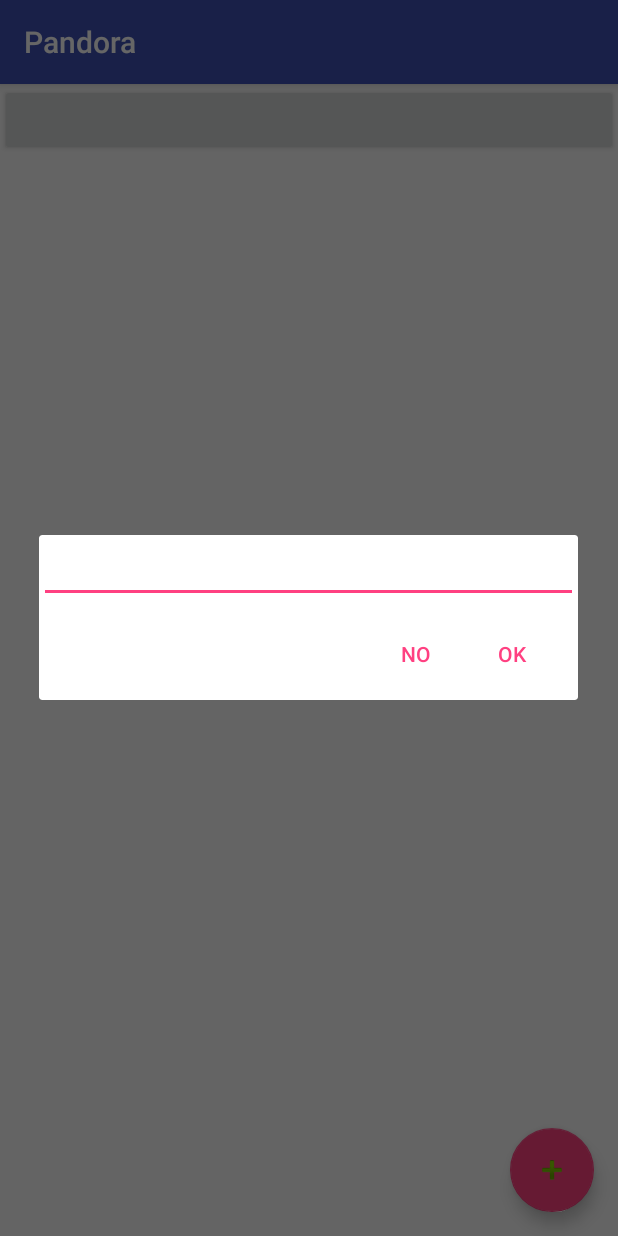
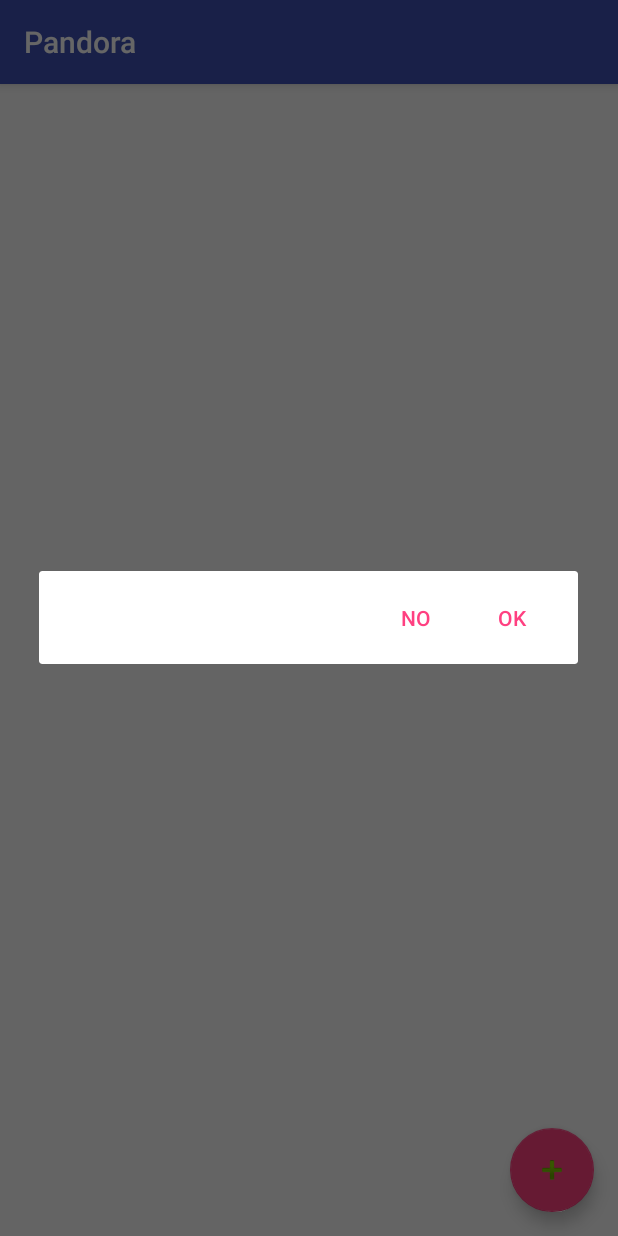
Before and after one commit to smeleyka/Pandora, an Android app: the screen it shows after launch (MainActivity), after a tap on an icon or button, on a phone screen of 412 x 824 dp. Run offline under Robolectric (Android 15) with nearby library versions, the phone set to English and light mode, and no system bars.

Commit message:
dialog add buttons

```diff
--- a/app/src/main/java/ru/smeleyka/pandora/MainActivity.java
+++ b/app/src/main/java/ru/smeleyka/pandora/MainActivity.java
@@ -17,6 +17,7 @@ import android.support.v7.app.AppCompatActivity;
 import android.support.v7.widget.Toolbar;
 import android.text.Editable;
 import android.view.KeyEvent;
+import android.view.SoundEffectConstants;
 import android.view.View;
 import android.widget.Button;
 import android.widget.EditText;
@@ -30,11 +31,10 @@ import java.util.ArrayList;
 public class MainActivity extends AppCompatActivity implements View.OnClickListener {
     private static final int MY_PERMISSIONS_REQUEST_CALL_PHONE = 1;
     private static final String SP_BUTTONS_KEY = "json_buttons";
+    private ArrayList<ButtonPref> buttonsArr = new ArrayList<>();
     private SharedPreferences sharedPref;
     private Button button;
-    private AlertDialog.Builder ad;
     private LinearLayout contentLayout;
-    private ArrayList<ButtonPref> buttonsArr;
     private Gson gson = new Gson();
 
     enum DialogType {NO, OK}
@@ -42,23 +42,39 @@ public class MainActivity extends AppCompatActivity implements View.OnClickListe
     @Override
     protected void onCreate(Bundle savedInstanceState) {
         super.onCreate(savedInstanceState);
-        setContentView(R.layout.activity_main);
         sharedPref = getPreferences(MODE_PRIVATE);
         loadSharedPreferences();
         initView();
+        initFab();
         initDialog();
-        initButtons();
+        //initButtons();
         permissonRequest();
     }
 
     @Override
     protected void onStart() {
+        super.onStart();
+        System.out.println("ON START");
         loadSharedPreferences();
-        super.onStart();
+    }
+
+    @Override
+    protected void onResume() {
+        System.out.println("ON RESUME");
+        initButtons();
+        super.onResume();
+
+    }
+
+    @Override
+    protected void onPause() {
+        System.out.println("ON PAUSE");
+        super.onPause();
     }
 
     @Override
     protected void onStop() {
+        System.out.println("ON STOP");
         createSharedPreferences();
         super.onStop();
     }
@@ -78,15 +94,6 @@ public class MainActivity extends AppCompatActivity implements View.OnClickListe
 
     }
 
-    private void addButton(DialogType d) {
-        switch (d) {
-            case NO:
-                break;
-            case OK:
-                break;
-        }
-    }
-
     private void createSharedPreferences() {
         if (!buttonsArr.isEmpty()) {
             SharedPreferences.Editor sharedPrefEdit = sharedPref.edit();
@@ -97,7 +104,6 @@ public class MainActivity extends AppCompatActivity implements View.OnClickListe
     }
 
     private void loadSharedPreferences() {
-        buttonsArr = new ArrayList<>();
         if (sharedPref.contains(SP_BUTTONS_KEY)) {
             String json = sharedPref.getString(SP_BUTTONS_KEY, "");
             buttonsArr = gson.fromJson(json, ArrayList.class);
@@ -144,47 +150,60 @@ public class MainActivity extends AppCompatActivity implements View.OnClickListe
     }
 
     private void initButtons() {
+        System.out.println("INIT BUTTONS");
+        System.out.println(buttonsArr.isEmpty());
+        if (!buttonsArr.isEmpty()) {
             contentLayout = findViewById(R.id.content_layout);
+            for (ButtonPref o : buttonsArr) {
                 button = new Button(this);
+                button.setText(o.name);
                 contentLayout.addView(button);
                 button.setOnClickListener(this);
                 System.out.println(button.getId());
 
             }
+        }
+    }
 
     private void initView() {
+        setContentView(R.layout.activity_main);
         Toolbar toolbar = findViewById(R.id.toolbar);
         setSupportActionBar(toolbar);
 
+    }
+
+    private void initFab() {
         FloatingActionButton fab = findViewById(R.id.fab);
         fab.setOnClickListener(new View.OnClickListener() {
             @Override
             public void onClick(View view) {
-                ad.show();
+                createDialog().show();
             }
         });
     }
 
     private void initDialog() {
-//        final EditText eTextName = findViewById(R.id.command_name);
-//        final EditText eTextNumber = findViewById(R.id.command_num);
-        final EditText eTextNumber = new EditText(this);
-        ad = new AlertDialog.Builder(this);
-        //ad.setView(R.layout.dialog_addbutton);
+    }
+
+    private AlertDialog createDialog() {
+        AlertDialog.Builder ad = new AlertDialog.Builder(this);
+        ad.setView(R.layout.dialog_addbutton);
+final EditText eTextNumber = (EditText) findViewById(R.id.command_name);
 ad.setView(eTextNumber);
         ad.setPositiveButton("OK", new DialogInterface.OnClickListener() {
+            @Override
             public void onClick(DialogInterface dialog, int which) {
-                //String bName = eTextName.getText().toString();
                 String bNumber = eTextNumber.getText().toString();
                 buttonsArr.add(new ButtonPref(bNumber, bNumber));
-                System.out.println("OK");
+                System.out.println("Dialog PUSHED OK");
             }
         });
         ad.setNegativeButton("NO", new DialogInterface.OnClickListener() {
             public void onClick(DialogInterface dialog, int which) {
-                System.out.println("NO");
+                System.out.println("Dialog PUSHED NO");
             }
         });
+        return ad.create();
     }
 
     private class ButtonPref {
--- a/app/src/main/res/layout/dialog_addbutton.xml
+++ b/app/src/main/res/layout/dialog_addbutton.xml
@@ -2,7 +2,9 @@
 <LinearLayout xmlns:android="http://schemas.android.com/apk/res/android"
     android:layout_width="match_parent"
     android:layout_height="wrap_content"
-    android:orientation="vertical">
+    android:orientation="vertical"
+    android:id="@+id/dialog"
+    >
 
     <android.support.design.widget.TextInputLayout
         android:layout_width="match_parent"
```
Lines whose indentation alone changed are shown as unchanged.
